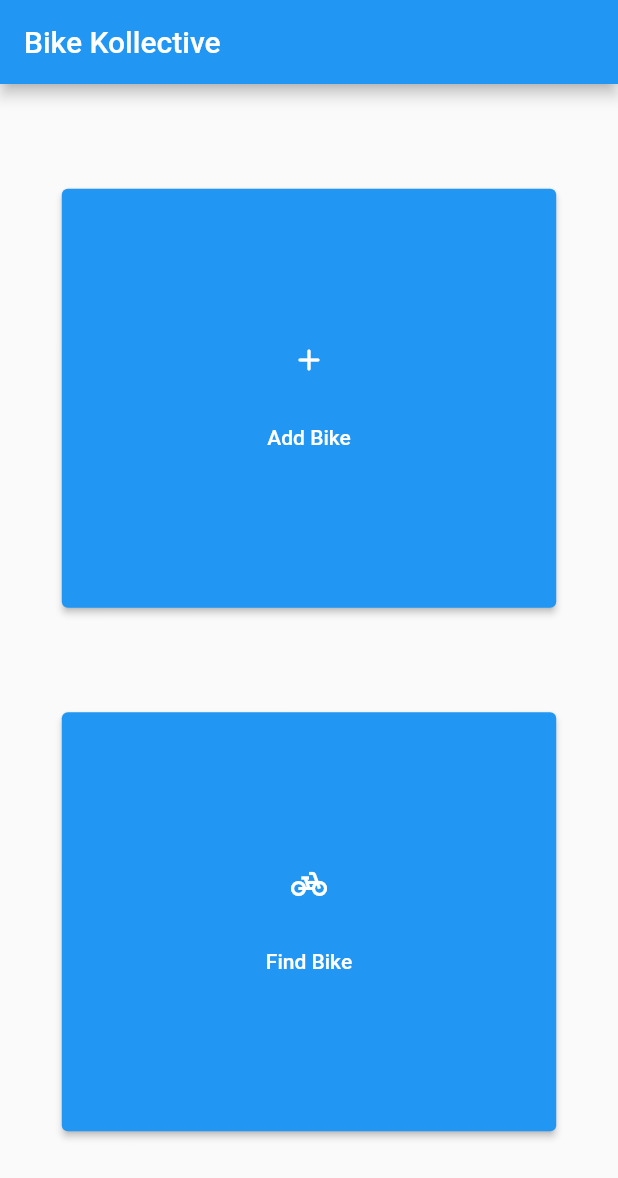
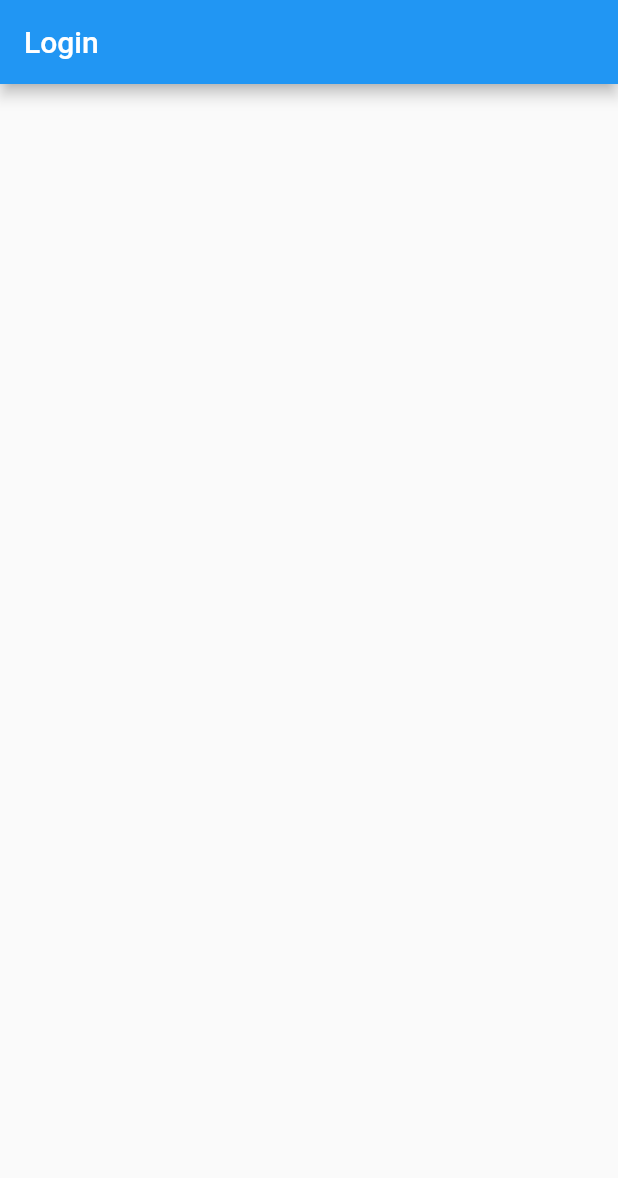
Before and after one commit to Mcdonam6/TheBikeKollective, a Flutter app: the screen it shows after launch, on a phone screen of 412 x 824 dp. Shown: the top 1178 px of the screen. Run offline on Flutter 3.47's test engine with Material 2 defaults, Android fonts, the phone set to English and light mode, and no system bars.

Commit message:
Home Page Refactor
Refactored the code so there are now separate dart files for the following screens: Home Page and Login Page. The main page is still there but is now used to display different pages using routes.

```diff
--- /dev/null
+++ b/the_bike_kollective/lib/Pages/login.dart
@@ -0,0 +1,19 @@
+import 'package:flutter/material.dart';
+
+
+class Login extends StatefulWidget {
+
+  @override
+  _LoginState createState() => _LoginState();
+}
+
+class _LoginState extends State<Login> {
+  @override
+  Widget build(BuildContext context) {
+    return Scaffold(
+      appBar: AppBar(
+        title: Text("Login"),
+      )
+    );
+  }
+}
--- a/the_bike_kollective/lib/main.dart
+++ b/the_bike_kollective/lib/main.dart
@@ -1,148 +1,14 @@
 import 'package:flutter/material.dart';
+import 'package:the_bike_kollective/Pages/home.dart';
+import 'package:the_bike_kollective/Pages/login.dart';
 
-void main() {
-  runApp(MyApp());
-}
 
-class MyApp extends StatelessWidget {
-  // This widget is the root of your application.
-  @override
-  Widget build(BuildContext context) {
-    return MaterialApp(
-      title: 'TheBikeKollective',
-      theme: ThemeData(
-        // This is the theme of your application.
-        //
-        // Try running your application with "flutter run". You'll see the
-        // application has a blue toolbar. Then, without quitting the app, try
-        // changing the primarySwatch below to Colors.green and then invoke
-        // "hot reload" (press "r" in the console where you ran "flutter run",
-        // or simply save your changes to "hot reload" in a Flutter IDE).
-        // Notice that the counter didn't reset back to zero; the application
-        // is not restarted.
-        primarySwatch: Colors.blue,
-      ),
-      home: HomePage(title: 'Bike Kollective'),
-    );
-  }
-}
+void main() => runApp(MaterialApp(
+    //create routes
+    routes: {
+      '/':(context)=> Login(), //initial route can be updated to test screens
+      '/home':(context)=> Home(), //home screen
+      '/login':(context)=> Login(), //login screen
+    }
 
-class HomePage extends StatefulWidget {
-  HomePage({Key? key, required this.title}) : super(key: key);
-
-  // This widget is the home page of your application. It is stateful, meaning
-  // that it has a State object (defined below) that contains fields that affect
-  // how it looks.
-
-  // This class is the configuration for the state. It holds the values (in this
-  // case the title) provided by the parent (in this case the App widget) and
-  // used by the build method of the State. Fields in a Widget subclass are
-  // always marked "final".
-
-  final String title;
-
-  @override
-  _HomePageState createState() => _HomePageState();
-}
-
-class _HomePageState extends State<HomePage> {
-  void addBikeButton() {
-    //Stub for Adding bike navigation
-  }
-
-  void findBikeButton() {
-    //Stub for Find Bike Navigation
-  }
-
-  @override
-  Widget build(BuildContext context) {
-    // This method is rerun every time setState is called, for instance as done
-    // by the _incrementCounter method above.
-    //
-    // The Flutter framework has been optimized to make rerunning build methods
-    // fast, so that you can just rebuild anything that needs updating rather
-    // than having to individually change instances of widgets.
-    return Scaffold(
-      appBar: AppBar(
-        // Here we take the value from the MyHomePage object that was created by
-        // the App.build method, and use it to set our appbar title.
-        title: Text(widget.title),
-      ),
-      body: Center(
-        // Center is a layout widget. It takes a single child and positions it
-        // in the middle of the parent.
-        child: Column(
-          // Column is also a layout widget. It takes a list of children and
-          // arranges them vertically. By default, it sizes itself to fit its
-          // children horizontally, and tries to be as tall as its parent.
-          //
-          // Invoke "debug painting" (press "p" in the console, choose the
-          // "Toggle Debug Paint" action from the Flutter Inspector in Android
-          // Studio, or the "Toggle Debug Paint" command in Visual Studio Code)
-          // to see the wireframe for each widget.
-          //
-          // Column has various properties to control how it sizes itself and
-          // how it positions its children. Here we use mainAxisAlignment to
-          // center the children vertically; the main axis here is the vertical
-          // axis because Columns are vertical (the cross axis would be
-          // horizontal).
-          mainAxisAlignment: MainAxisAlignment.center,
-          children: <Widget>[
-            Flexible(
-              flex: 5,
-              child: FractionallySizedBox(
-                heightFactor: .8,
-                widthFactor: .8,
-                child: ElevatedButton(
-                  style: ButtonStyle(
-                      minimumSize: MaterialStateProperty.all(
-                          Size(double.infinity, double.infinity))),
-                  child: Stack(
-                    children: [
-                      Align(
-                        child: Icon(Icons.add_rounded),
-                        alignment: Alignment(0, -.2),
-                      ),
-                      Align(
-                        child: Text('Add Bike'),
-                        alignment: Alignment(0, .2),
-                      ),
-                    ],
-                  ),
-                  onPressed: addBikeButton,
-                ),
-              ),
-            ),
-            Flexible(flex: 1, child: Container()),
-            Flexible(
-              flex: 5,
-              child: FractionallySizedBox(
-                heightFactor: .8,
-                widthFactor: .8,
-                child: ElevatedButton(
-                  style: ButtonStyle(
-                      minimumSize: MaterialStateProperty.all(
-                          Size(double.infinity, double.infinity))),
-                  child: Stack(
-                    children: [
-                      Align(
-                        child: Icon(Icons.pedal_bike),
-                        alignment: Alignment(0, -.2),
-                      ),
-                      Align(
-                        child: Text('Find Bike'),
-                        alignment: Alignment(0, .2),
-                      ),
-                    ],
-                  ),
-                  onPressed: addBikeButton,
-                ),
-              ),
-            ),
-          ],
-        ),
-      ),
-      // This trailing comma makes auto-formatting nicer for build methods.
-    );
-  }
-}
+));
```
Also changed, not shown: the_bike_kollective/lib/Pages/home.dart (added, +108 -0 lines).
